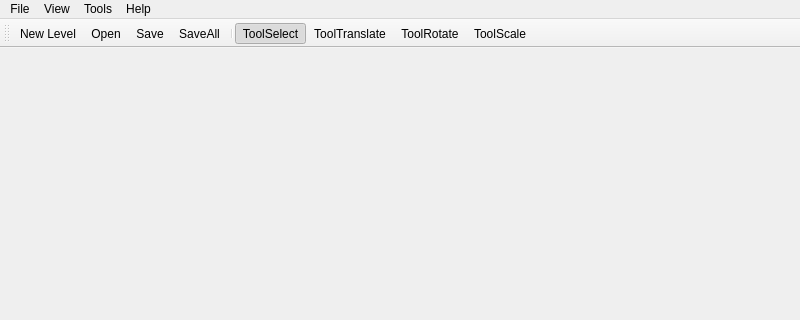
The window that Develompent/Source/Engine/WorldEd/Source/Windows/MainWindow.ui (zombihello/lifeEngine) describes before a commit, drawn with Qt 5; both pictures show x 0 to 800 and y 0 to 320 of the 800 by 621 pixel window.
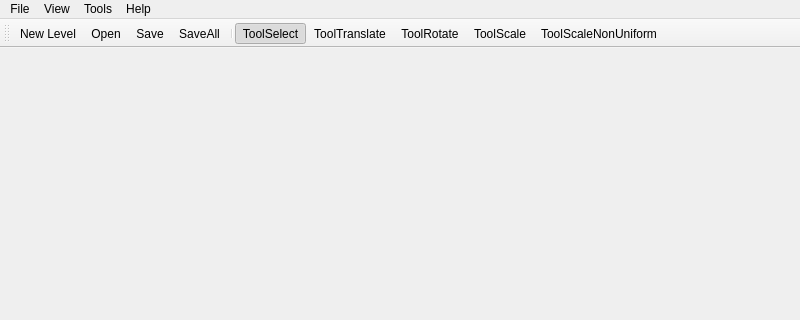
The same window after the commit.

Commit message: Implemented scaling actors non uniform

Diff of the .ui file:
```diff
--- a/Develompent/Source/Engine/WorldEd/Source/Windows/MainWindow.ui
+++ b/Develompent/Source/Engine/WorldEd/Source/Windows/MainWindow.ui
@@ -110,6 +110,7 @@
    <addaction name="actionToolTranslate"/>
    <addaction name="actionToolRotate"/>
    <addaction name="actionToolScale"/>
+   <addaction name="actionToolScaleNonUniform"/>
   </widget>
   <action name="actionNewLevel">
    <property name="text">
@@ -233,6 +234,14 @@
     <string>Scale Mode</string>
    </property>
   </action>
+  <action name="actionToolScaleNonUniform">
+   <property name="text">
+    <string>ToolScaleNonUniform</string>
+   </property>
+   <property name="toolTip">
+    <string>Non Uniform Scale Mode</string>
+   </property>
+  </action>
  </widget>
  <resources/>
  <connections/>
```
The commit also changes 15 other files.
